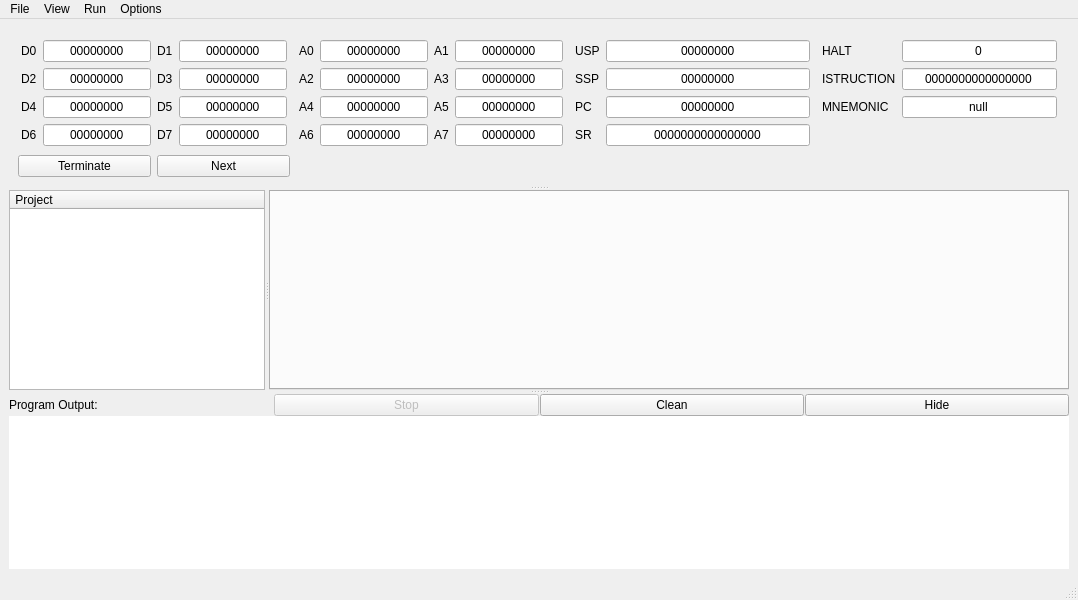
This is src/ui/axolotlApp.ui in Mastro-Gibbs/stray68K as Qt 5 draws it before an edit. The edited form follows.
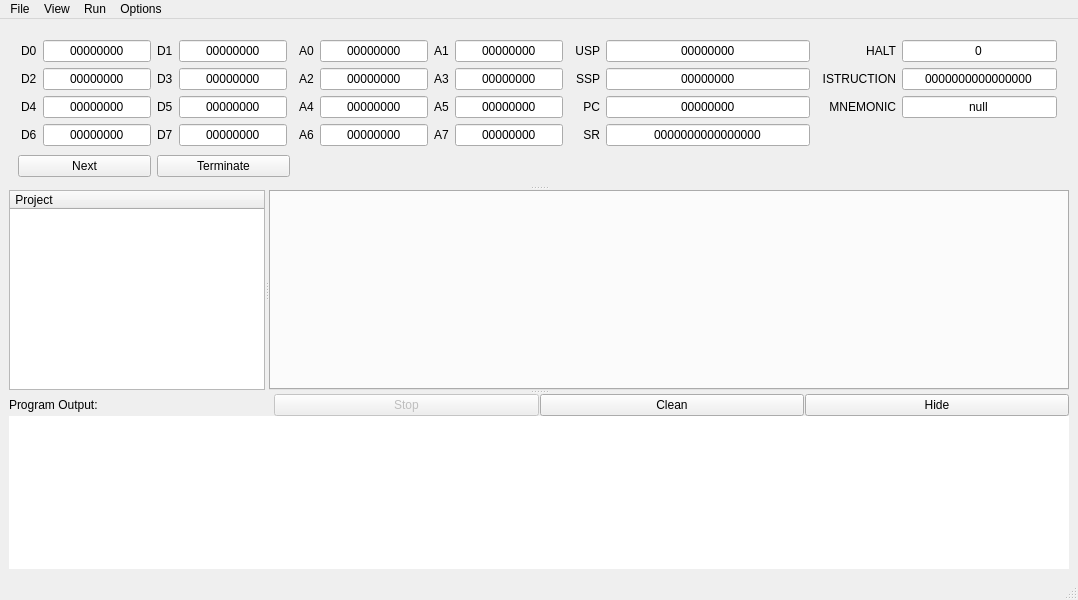
This is the edited form.

Patch:
```diff
--- a/src/ui/axolotlApp.ui
+++ b/src/ui/axolotlApp.ui
@@ -236,13 +236,6 @@
            </item>
            <item row="1" column="0">
             <layout class="QHBoxLayout" name="horizontalLayout">
-             <item>
-              <widget class="QPushButton" name="pushButton">
-               <property name="text">
-                <string>Terminate</string>
-               </property>
-              </widget>
-             </item>
              <item>
               <widget class="QPushButton" name="pushButton_4">
                <property name="text">
@@ -250,6 +243,13 @@
                </property>
               </widget>
              </item>
+             <item>
+              <widget class="QPushButton" name="pushButton">
+               <property name="text">
+                <string>Terminate</string>
+               </property>
+              </widget>
+             </item>
             </layout>
            </item>
            <item row="0" column="2">
@@ -274,6 +274,9 @@
                <property name="text">
                 <string>USP</string>
                </property>
+               <property name="alignment">
+                <set>Qt::AlignRight|Qt::AlignTrailing|Qt::AlignVCenter</set>
+               </property>
               </widget>
              </item>
              <item row="2" column="0">
@@ -281,6 +284,9 @@
                <property name="text">
                 <string>PC</string>
                </property>
+               <property name="alignment">
+                <set>Qt::AlignRight|Qt::AlignTrailing|Qt::AlignVCenter</set>
+               </property>
               </widget>
              </item>
              <item row="1" column="0">
@@ -288,6 +294,9 @@
                <property name="text">
                 <string>SSP</string>
                </property>
+               <property name="alignment">
+                <set>Qt::AlignRight|Qt::AlignTrailing|Qt::AlignVCenter</set>
+               </property>
               </widget>
              </item>
              <item row="3" column="1">
@@ -353,6 +362,9 @@
                <property name="text">
                 <string>SR</string>
                </property>
+               <property name="alignment">
+                <set>Qt::AlignRight|Qt::AlignTrailing|Qt::AlignVCenter</set>
+               </property>
               </widget>
              </item>
             </layout>
@@ -568,6 +580,9 @@
                <property name="text">
                 <string>HALT</string>
                </property>
+               <property name="alignment">
+                <set>Qt::AlignRight|Qt::AlignTrailing|Qt::AlignVCenter</set>
+               </property>
               </widget>
              </item>
              <item row="1" column="1">
@@ -601,6 +616,9 @@
                <property name="text">
                 <string>ISTRUCTION</string>
                </property>
+               <property name="alignment">
+                <set>Qt::AlignRight|Qt::AlignTrailing|Qt::AlignVCenter</set>
+               </property>
               </widget>
              </item>
              <item row="3" column="0">
@@ -615,6 +633,9 @@
                <property name="text">
                 <string>MNEMONIC</string>
                </property>
+               <property name="alignment">
+                <set>Qt::AlignRight|Qt::AlignTrailing|Qt::AlignVCenter</set>
+               </property>
               </widget>
              </item>
             </layout>
```
Left out of the diff: 53 changed lines with no effect on the pictures.
